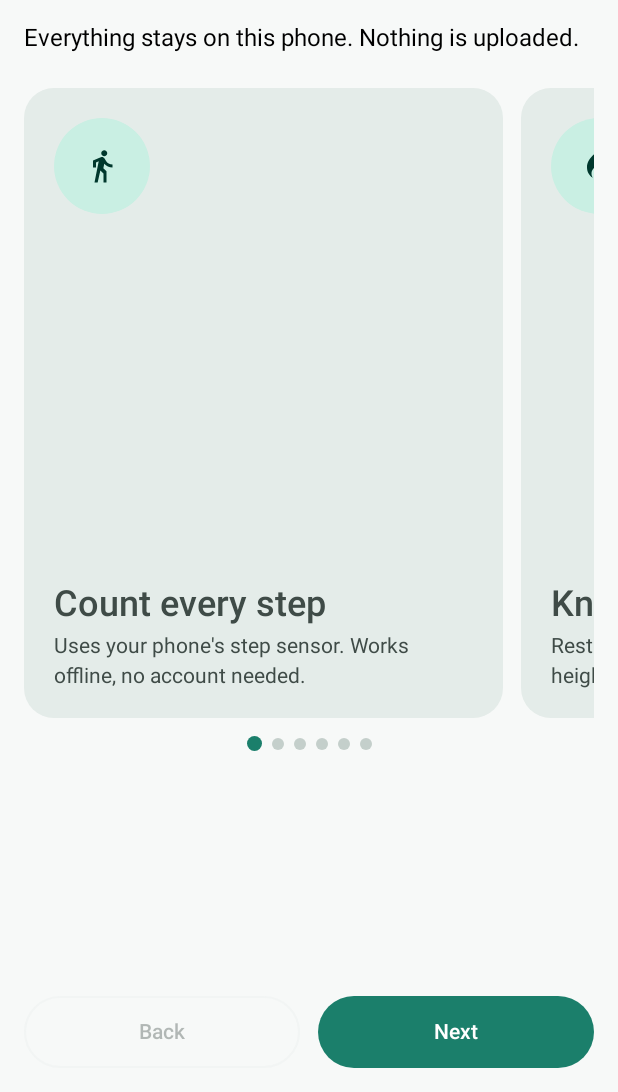
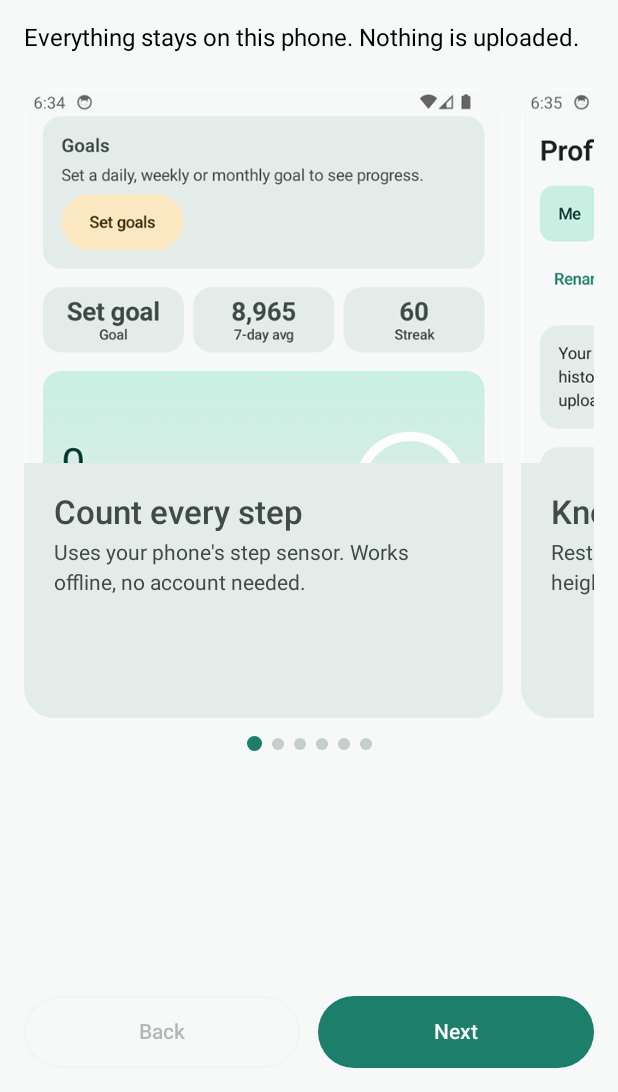
Before and after one commit to root-Shubh/cadence, an Android app built with Jetpack Compose: the screen it shows after launch (MainActivity), on a phone screen of 412 x 824 dp, the part 144-1236 px from its top. Run offline under Robolectric (Android 15) with nearby library versions, the phone set to English and light mode, and no system bars; our stand-ins replace Room's generated code.

Commit message:
STEPW-50 #comment real app screenshots in the welcome carousel, light and dark
Co-Authored-By: Claude Haiku 5.5 <noreply@anthropic.com>

```diff
--- a/app/src/main/java/com/stepwise/ui/FeatureCarousel.kt
+++ b/app/src/main/java/com/stepwise/ui/FeatureCarousel.kt
@@ -1,7 +1,8 @@
 package com.stepwise.ui
 
+import androidx.compose.foundation.ExperimentalFoundationApi
+import androidx.compose.foundation.Image
 import androidx.compose.foundation.background
-import androidx.compose.foundation.ExperimentalFoundationApi
 import androidx.compose.foundation.gestures.snapping.rememberSnapFlingBehavior
 import androidx.compose.foundation.layout.Arrangement
 import androidx.compose.foundation.layout.Box
@@ -14,42 +15,79 @@ import androidx.compose.foundation.layout.height
 import androidx.compose.foundation.layout.padding
 import androidx.compose.foundation.layout.size
 import androidx.compose.foundation.lazy.LazyRow
+import androidx.compose.foundation.isSystemInDarkTheme
 import androidx.compose.foundation.lazy.itemsIndexed
 import androidx.compose.foundation.lazy.rememberLazyListState
 import androidx.compose.foundation.shape.CircleShape
 import androidx.compose.foundation.shape.RoundedCornerShape
-import androidx.compose.material.icons.Icons
-import androidx.compose.material.icons.automirrored.filled.TrendingUp
-import androidx.compose.material.icons.filled.DirectionsWalk
-import androidx.compose.material.icons.filled.Flag
-import androidx.compose.material.icons.filled.LocalFireDepartment
-import androidx.compose.material.icons.filled.Lock
-import androidx.compose.material.icons.filled.Straighten
 import androidx.compose.material3.Card
 import androidx.compose.material3.CardDefaults
-import androidx.compose.material3.Icon
 import androidx.compose.material3.MaterialTheme
 import androidx.compose.material3.Text
 import androidx.compose.runtime.Composable
 import androidx.compose.runtime.derivedStateOf
+import androidx.compose.runtime.getValue
 import androidx.compose.runtime.remember
-import androidx.compose.runtime.getValue
 import androidx.compose.ui.Alignment
 import androidx.compose.ui.Modifier
-import androidx.compose.ui.graphics.vector.ImageVector
+import androidx.compose.ui.layout.ContentScale
+import androidx.compose.ui.res.painterResource
 import androidx.compose.ui.unit.dp
+import com.stepwise.R
 
-/** One feature shown on the welcome carousel. */
-data class WelcomeFeature(val icon: ImageVector, val title: String, val body: String)
+/** One feature shown on the welcome carousel, with a real screenshot of that feature. */
+data class WelcomeFeature(
+    val title: String,
+    val body: String,
+    val image: Int,
+    val imageDark: Int,
+    val imageDescription: String,
+)
 
 /** The features shown on the first onboarding step, in the order they are shown. */
 val welcomeFeatures: List<WelcomeFeature> = listOf(
-    WelcomeFeature(Icons.Filled.DirectionsWalk, "Count every step", "Uses your phone's step sensor. Works offline, no account needed."),
-    WelcomeFeature(Icons.Filled.LocalFireDepartment, "Know your calories", "Resting and walking calories from your height, weight and age."),
-    WelcomeFeature(Icons.AutoMirrored.Filled.TrendingUp, "See your trends", "Week, month and quarter charts, with your best weekdays."),
-    WelcomeFeature(Icons.Filled.Flag, "Set goals", "Daily, weekly and monthly targets, with clear next steps."),
-    WelcomeFeature(Icons.Filled.Straighten, "Calibrate your stride", "Walk a known route with GPS for a more accurate distance."),
-    WelcomeFeature(Icons.Filled.Lock, "Private by design", "Your data never leaves this phone. Delete it any time."),
+    WelcomeFeature(
+        "Count every step",
+        "Uses your phone's step sensor. Works offline, no account needed.",
+        R.drawable.feature_today,
+        R.drawable.feature_today_dark,
+        "Today screen with the step count, distance and calories",
+    ),
+    WelcomeFeature(
+        "Know your calories",
+        "Resting and walking calories from your height, weight and age.",
+        R.drawable.feature_profile,
+        R.drawable.feature_profile_dark,
+        "Profile screen where your height, weight and age set the calorie estimate",
+    ),
+    WelcomeFeature(
+        "See your trends",
+        "Week, month and quarter charts, with your best weekdays.",
+        R.drawable.feature_trend,
+        R.drawable.feature_trend_dark,
+        "Trend screen with a 90-day chart, weekday averages and insights",
+    ),
+    WelcomeFeature(
+        "Set goals",
+        "Daily, weekly and monthly targets, with clear next steps.",
+        R.drawable.feature_today,
+        R.drawable.feature_today_dark,
+        "Goals card on the Today screen with progress and suggestions",
+    ),
+    WelcomeFeature(
+        "Calibrate your stride",
+        "Walk a known route with GPS for a more accurate distance.",
+        R.drawable.feature_calibrate,
+        R.drawable.feature_calibrate_dark,
+        "Calibrate screen for measuring stride with a GPS walk",
+    ),
+    WelcomeFeature(
+        "Private by design",
+        "Your data never leaves this phone. Delete it any time.",
+        R.drawable.feature_profile,
+        R.drawable.feature_profile_dark,
+        "Profile screen with the on-device privacy notice and data controls",
+    ),
 )
 
 /** A swipeable row of feature cards with snapping and position dots. */
@@ -105,24 +143,24 @@ private fun FeatureCard(feature: WelcomeFeature, modifier: Modifier = Modifier)
         shape = RoundedCornerShape(20.dp),
         colors = CardDefaults.cardColors(containerColor = MaterialTheme.colorScheme.surfaceVariant),
     ) {
-        Column(
-            modifier = Modifier.fillMaxSize().padding(20.dp),
-            verticalArrangement = Arrangement.SpaceBetween,
-        ) {
+        Column(modifier = Modifier.fillMaxSize()) {
+            // The screenshot sits at the top of the card, cropped to a fixed frame so every card lines up.
             Box(
                 modifier = Modifier
-                    .size(64.dp)
-                    .background(MaterialTheme.colorScheme.primaryContainer, CircleShape),
-                contentAlignment = Alignment.Center,
+                    .fillMaxWidth()
+                    .height(250.dp)
+                    .background(MaterialTheme.colorScheme.background),
             ) {
-                Icon(
-                    imageVector = feature.icon,
-                    contentDescription = null,
-                    tint = MaterialTheme.colorScheme.onPrimaryContainer,
+                Image(
+                    painter = painterResource(if (isSystemInDarkTheme()) feature.imageDark else feature.image),
+                    contentDescription = feature.imageDescription,
+                    modifier = Modifier.fillMaxSize(),
+                    contentScale = ContentScale.Crop,
+                    alignment = Alignment.TopCenter,
                 )
             }
-            Column {
-                Text(feature.title, style = MaterialTheme.typography.headlineSmall)
+            Column(modifier = Modifier.fillMaxWidth().padding(20.dp)) {
+                Text(feature.title, style = MaterialTheme.typography.titleLarge)
                 Spacer(Modifier.height(6.dp))
                 Text(
                     feature.body,
```
Also changed, not shown: app/src/main/res/drawable-nodpi/feature_calibrate.png (added), app/src/main/res/drawable-nodpi/feature_calibrate_dark.png (added), app/src/main/res/drawable-nodpi/feature_profile.png (added), app/src/main/res/drawable-nodpi/feature_profile_dark.png (added), app/src/main/res/drawable-nodpi/feature_today.png (added), app/src/main/res/drawable-nodpi/feature_today_dark.png (added), app/src/main/res/drawable-nodpi/feature_trend.png (added), app/src/main/res/drawable-nodpi/feature_trend_dark.png (added).
